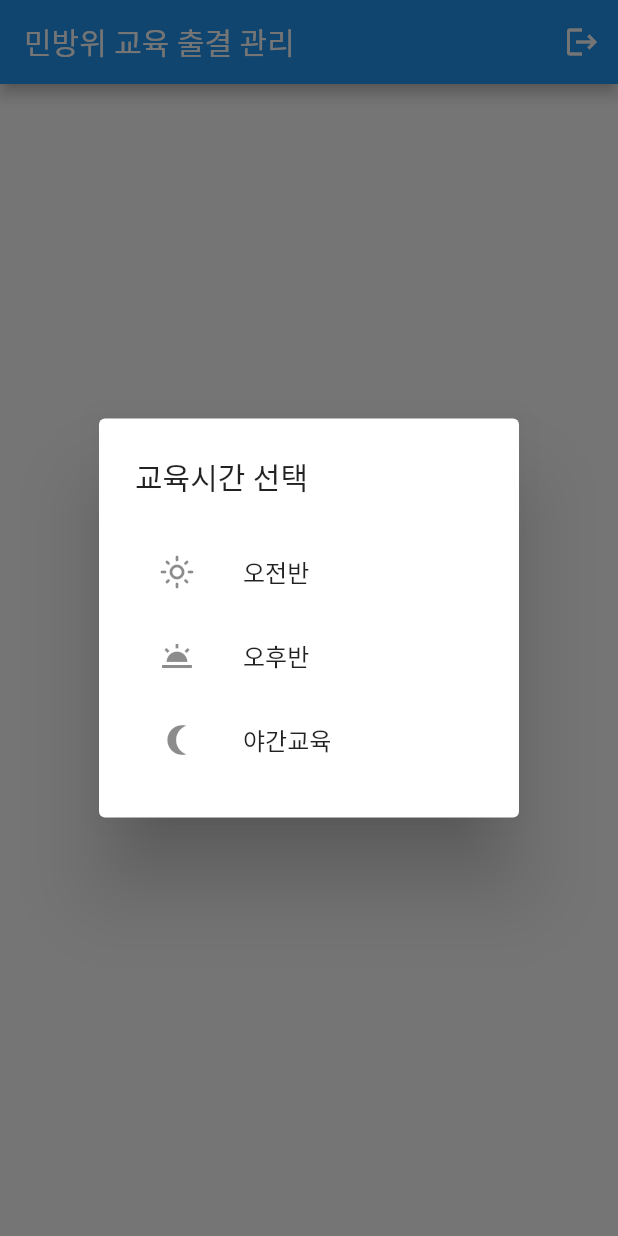
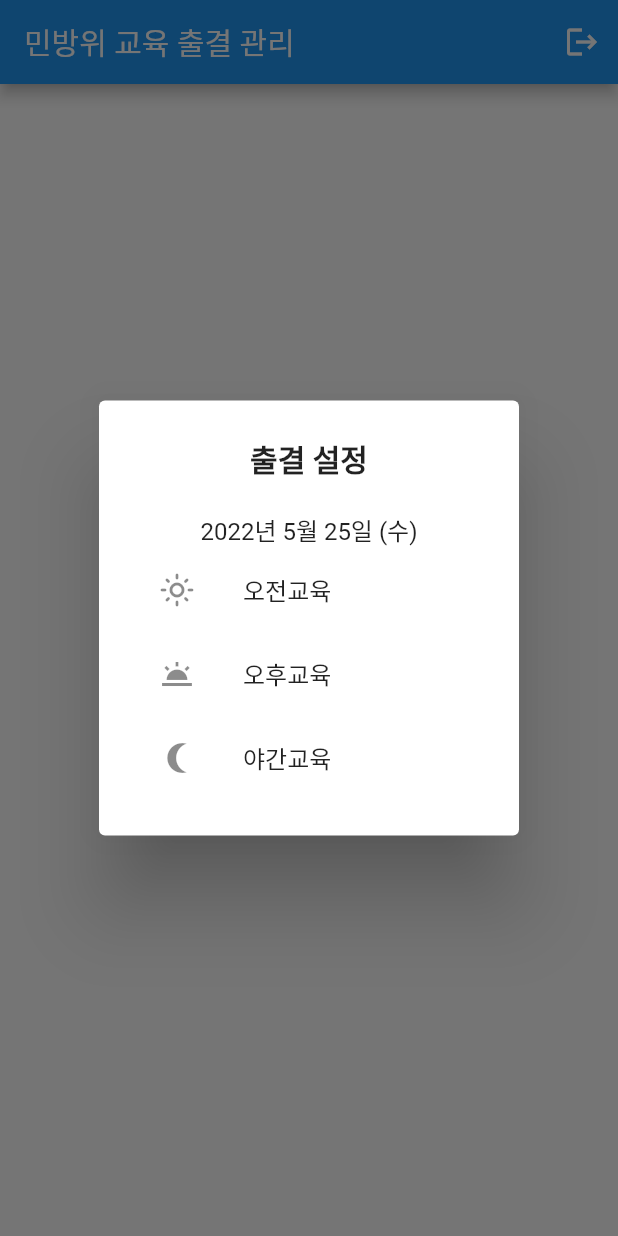
Before and after one commit to glenn-a810/kpec, a Flutter app: the screen it shows after launch, after a tap on "로그인", on a phone screen of 412 x 824 dp. Run offline on Flutter 3.47's test engine with Material 2 defaults, Android fonts, the phone set to English and light mode, and no system bars.

Commit message:
initState 팝업에 DateTime.now 표시

```diff
--- a/lib/view/main_page.dart
+++ b/lib/view/main_page.dart
@@ -1,4 +1,6 @@
 import 'package:flutter/material.dart';
+import 'package:intl/intl.dart';
+import 'package:intl/date_symbol_data_local.dart';
 
 class MainPage extends StatefulWidget {
   const MainPage({Key? key}) : super(key: key);
@@ -10,8 +12,8 @@ class MainPage extends StatefulWidget {
 class _MainPageState extends State<MainPage> {
   @override
   void initState() {
-    // TODO: implement initState
     super.initState();
+    initializeDateFormatting();
     Future.delayed(Duration.zero, () {
       _showDialog(context);
     });
@@ -19,6 +21,8 @@ class _MainPageState extends State<MainPage> {
 
   @override
   Widget build(BuildContext context) {
+    // Size size = MediaQuery.of(context).size;
+
     return Scaffold(
       appBar: AppBar(
         title: Text('민방위 교육 출결 관리'),
@@ -45,6 +49,10 @@ class _MainPageState extends State<MainPage> {
 }
 
 void _showDialog(context) {
+  var currentDate = DateTime.now();
+  String dateConvertFormat =
+      DateFormat('yyyy년 M월 d일 (E)', 'ko').format(currentDate);
+
   showDialog(
       context: context,
       barrierDismissible: false,
@@ -52,20 +60,29 @@ void _showDialog(context) {
         return Scaffold(
           backgroundColor: Colors.transparent,
           body: AlertDialog(
-            title: Text('교육시간 선택'),
+            title: Center(
+              child: Text(
+                '출결 설정',
+                style: TextStyle(fontWeight: FontWeight.bold),
+              ),
+            ),
             content: Column(
               mainAxisSize: MainAxisSize.min,
               children: [
+                Text(
+                  '$dateConvertFormat',
+                  style: TextStyle(),
+                ),
                 ListTile(
                   leading: Icon(Icons.light_mode_outlined),
-                  title: Text('오전반'),
+                  title: Text('오전교육'),
                   onTap: () {
                     Navigator.pop(context);
                   },
                 ),
                 ListTile(
                   leading: Icon(Icons.wb_twilight_outlined),
-                  title: Text('오후반'),
+                  title: Text('오후교육'),
                   onTap: () {
                     Navigator.pop(context);
                   },
--- a/pubspec.yaml
+++ b/pubspec.yaml
@@ -34,6 +34,7 @@ dependencies:
   # The following adds the Cupertino Icons font to your application.
   # Use with the CupertinoIcons class for iOS style icons.
   cupertino_icons: ^1.0.2
+  intl:
 
 dev_dependencies:
   flutter_test:
```
Also changed, not shown: pubspec.lock.
